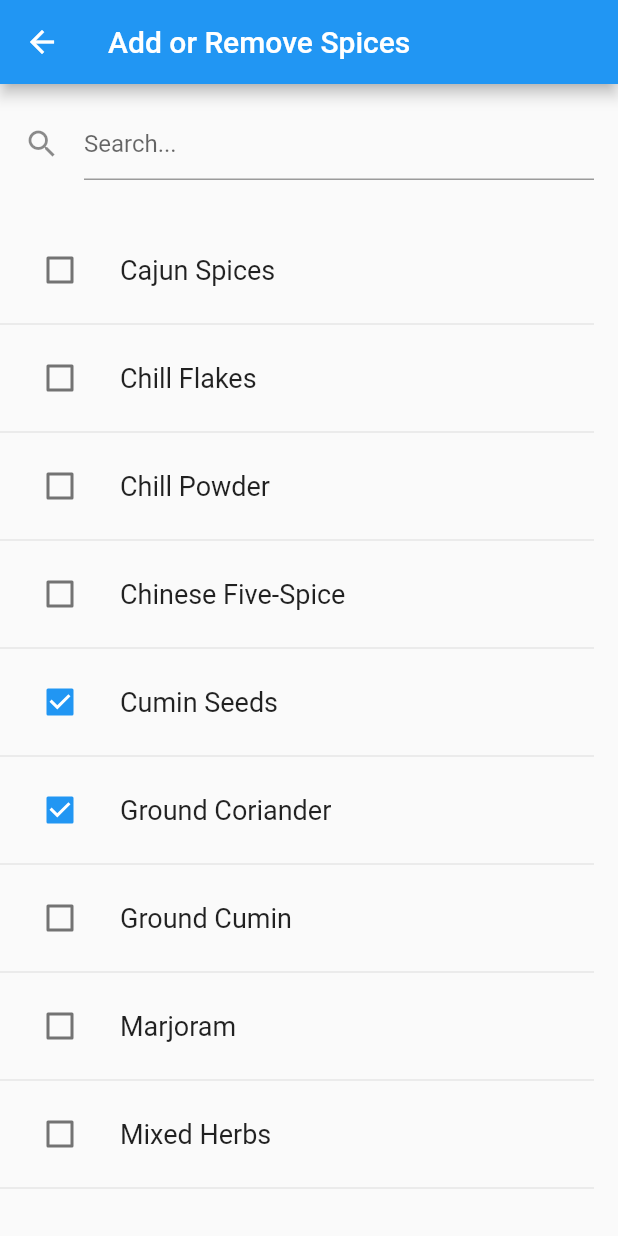
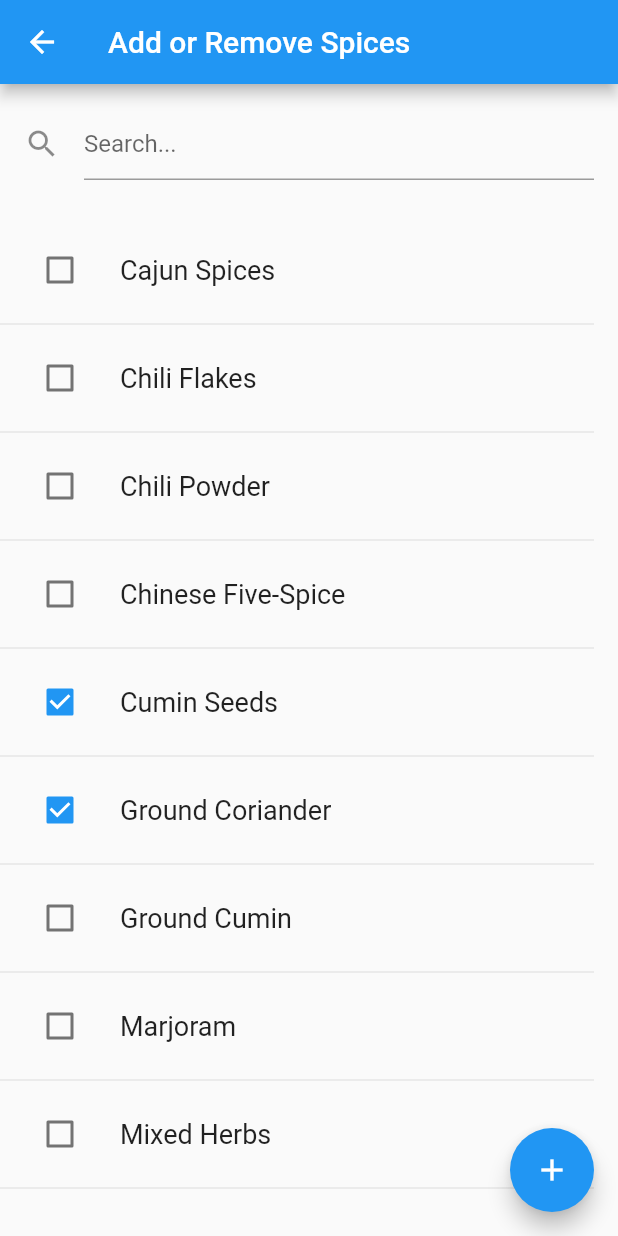
Before and after one commit to tom-marchant/spice-rack, a Flutter app: the screen it shows after launch, after a tap on the "add" icon, on a phone screen of 412 x 824 dp. Run offline on Flutter 3.47's test engine with Material 2 defaults, Android fonts, the phone set to English and light mode, and no system bars; missing offline and left inert: strings.

```diff
--- a/assets/default-consumables.json
+++ b/assets/default-consumables.json
@@ -16,10 +16,10 @@
       }
     },
     {
-      "name": "Chill Powder"
+      "name": "Chili Powder"
     },
     {
-      "name": "Chill Flakes"
+      "name": "Chili Flakes"
     },
     {
       "name": "Cajun Spices"
--- a/lib/providers.dart
+++ b/lib/providers.dart
@@ -1,32 +1,35 @@
+import 'dart:collection';
+
 import 'domain.dart';
 import 'repositories.dart';
 
 class ConsumablesProvider {
   ConsumablesRepository _repository;
-  List<Consumable> _allConsumables;
+  SplayTreeMap<String, Consumable> _allConsumables;
   List<SelectedConsumable> _selectedConsumables;
 
   ConsumablesProvider(this._repository) {
     List<StoredConsumable> storedConsumables = this._repository.get();
 
-    _allConsumables = storedConsumables
+    List<Consumable> _rawConsumables = storedConsumables
         .map((storedConsumable) => Consumable(storedConsumable.name))
-        .toList()
-          ..sort();
+        .toList();
+
+    _allConsumables = SplayTreeMap.fromIterables(
+        _rawConsumables.map((c) => c.name).toList(), _rawConsumables);
 
     _selectedConsumables = storedConsumables
         .where((storedConsumable) => storedConsumable.userData != null)
         .toList()
         .map((storedConsumable) {
-      var consumable = _allConsumables
-          .firstWhere((consumable) => consumable.name == storedConsumable.name);
+      var consumable = _allConsumables[storedConsumable.name];
       return SelectedConsumable(consumable, storedConsumable.userData.level);
     }).toList()
           ..sort();
   }
 
   List<Consumable> getAll() {
-    return _allConsumables;
+    return _allConsumables.values.toList();
   }
 
   List<SelectedConsumable> getSelected() {
@@ -35,7 +38,7 @@ class ConsumablesProvider {
 
   List<Consumable> getFiltered(String filter) {
     filter = filter.toLowerCase();
-    return _allConsumables
+    return _allConsumables.values
         .where((consumable) => consumable.name.toLowerCase().contains(filter))
         .toList();
   }
@@ -70,7 +73,7 @@ class ConsumablesProvider {
   }
 
   List<StoredConsumable> buildStoredConsumables() {
-    return _allConsumables.map((consumable) {
+    return _allConsumables.values.map((consumable) {
       StoredConsumableUserData userData;
 
       if (isSelected(consumable)) {
@@ -83,4 +86,11 @@ class ConsumablesProvider {
       return StoredConsumable(consumable.name, userData);
     }).toList();
   }
+
+  void add(String name) {
+    var newConsumable = Consumable(name);
+    _allConsumables.putIfAbsent(name, () => newConsumable);
+    _selectedConsumables.add(SelectedConsumable.full(newConsumable));
+    this._repository.save(buildStoredConsumables());
+  }
 }
--- a/pubspec.yaml
+++ b/pubspec.yaml
@@ -16,6 +16,7 @@ dependencies:
   flutter:
     sdk: flutter
   path_provider: 0.5.0
+  strings: ^0.1.0
 
   # The following adds the Cupertino Icons font to your application.
   # Use with the CupertinoIcons class for iOS style icons.
```
Also changed, not shown: lib/widgets.dart (+76 -9 lines), 1 other file.
